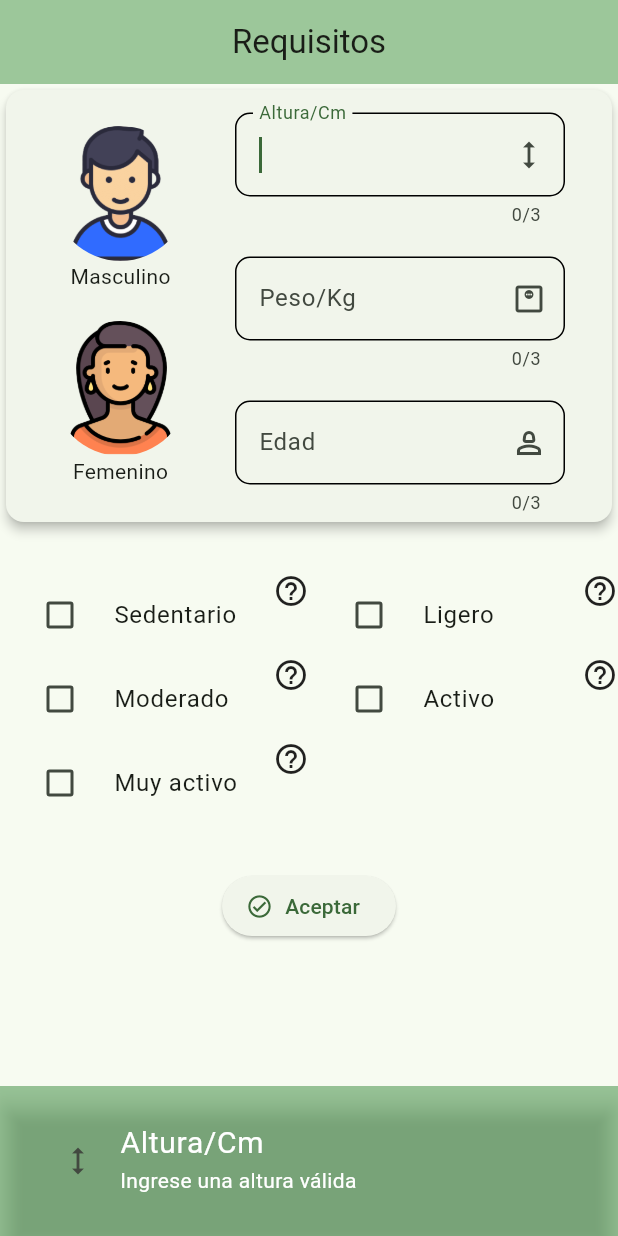
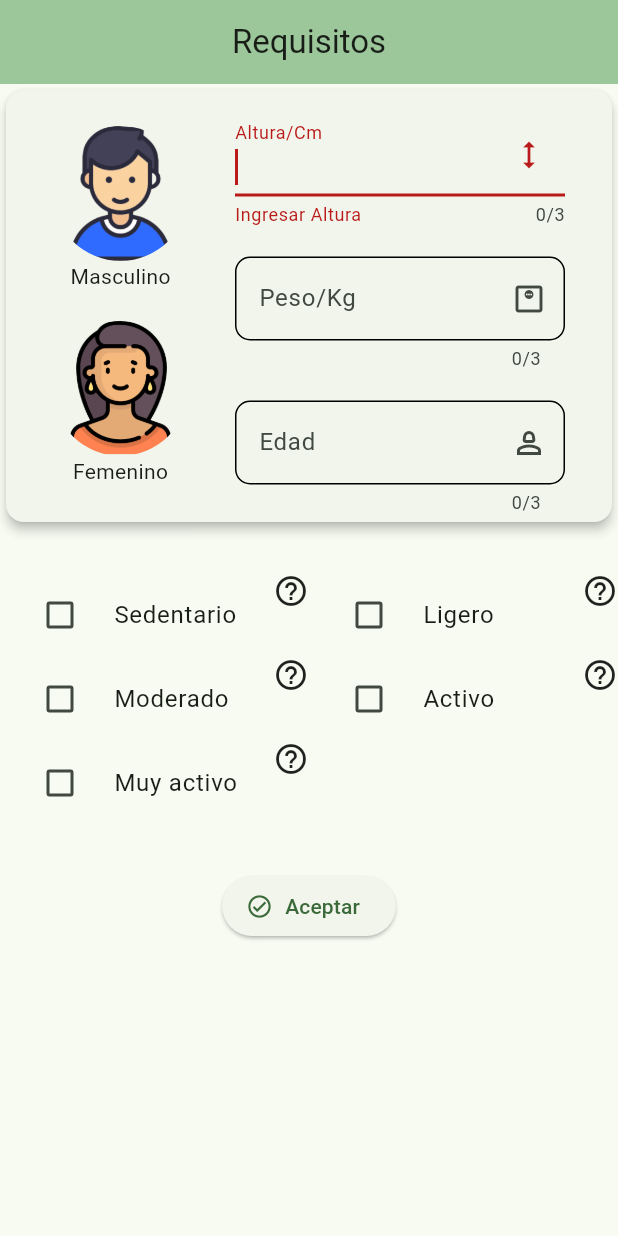
Before and after one commit to josejesus3/VitacoraCalorias, a Flutter app: the screen it shows after launch, after a tap on "Aceptar", on a phone screen of 412 x 824 dp. Run offline on Flutter 3.47's test engine with Material 3 defaults, Android fonts, the light colour scheme and no system bars; our stand-ins replace animate_do, go_router, percent_indicator, shared_preferences.

Commit message:
errorText en _FormularioRegistro

```diff
--- a/lib/domain/services/validacion.dart
+++ b/lib/domain/services/validacion.dart
@@ -33,23 +33,13 @@ class ValidacionesUtil {
 
     if (altura <= 0) {
       FocusScope.of(context).requestFocus(focusAltura);
-      showSnackBar(
-        context,
-        Icons.height_outlined,
-        'Altura/Cm',
-        'Ingrese una altura válida',
-      );
+
       return;
     }
 
     if (peso <= 0) {
       FocusScope.of(context).requestFocus(focusPeso);
-      showSnackBar(
-        context,
-        Icons.monitor_weight_outlined,
-        'Peso/Kg',
-        'Ingrese un peso válido',
-      );
+
       return;
     }
 
--- a/lib/presentation/widget/calculadora_calorias.dart
+++ b/lib/presentation/widget/calculadora_calorias.dart
@@ -20,6 +20,7 @@ final FocusNode focusEdad = FocusNode();
 TextEditingController alturaController = TextEditingController();
 TextEditingController pesoController = TextEditingController();
 TextEditingController edadController = TextEditingController();
+bool showError = false;
 
 class _CalculadorCaloriasState extends State<CalculadorCalorias> {
   @override
@@ -72,18 +73,21 @@ class _CalculadorCaloriasState extends State<CalculadorCalorias> {
                       textController: alturaController,
                       icon: Icons.height_outlined,
                       focus: focusAltura,
+                      errorText: 'Ingresar Altura',
                     ),
                     _FormularioRegistro(
                       nombreCampo: 'Peso/Kg',
                       textController: pesoController,
                       icon: Icons.monitor_weight_outlined,
                       focus: focusPeso,
+                      errorText: 'Ingresar Peso',
                     ),
                     _FormularioRegistro(
                       nombreCampo: 'Edad',
                       textController: edadController,
                       icon: Icons.person_2_outlined,
                       focus: focusEdad,
+                      errorText: 'Ingresar edad mayor a 3 años y menor a 80',
                     ),
                   ],
                 ),
@@ -157,6 +161,7 @@ class _CalculadorCaloriasState extends State<CalculadorCalorias> {
                 focusPeso: focusPeso,
                 focusEdad: focusEdad,
               );
+              showError = true;
             },
             title: 'Aceptar',
             icon: Icons.check_circle_outlined,
@@ -326,11 +331,13 @@ class _FormularioRegistro extends StatelessWidget {
   final IconData icon;
   final String nombreCampo;
   final FocusNode focus;
+  final String errorText;
   const _FormularioRegistro({
     required this.textController,
     required this.nombreCampo,
     required this.icon,
     required this.focus,
+    required this.errorText,
   });
 
   @override
@@ -348,6 +355,10 @@ class _FormularioRegistro extends StatelessWidget {
           maxLength: 3,
           decoration: InputDecoration(
             labelText: nombreCampo,
+            errorText:
+                showError && (focus.hasFocus && textController.text.isEmpty)
+                    ? errorText
+                    : null,
             enabledBorder: inputBorder,
             focusedBorder: inputBorder,
             suffixIcon: Icon(icon),
```
